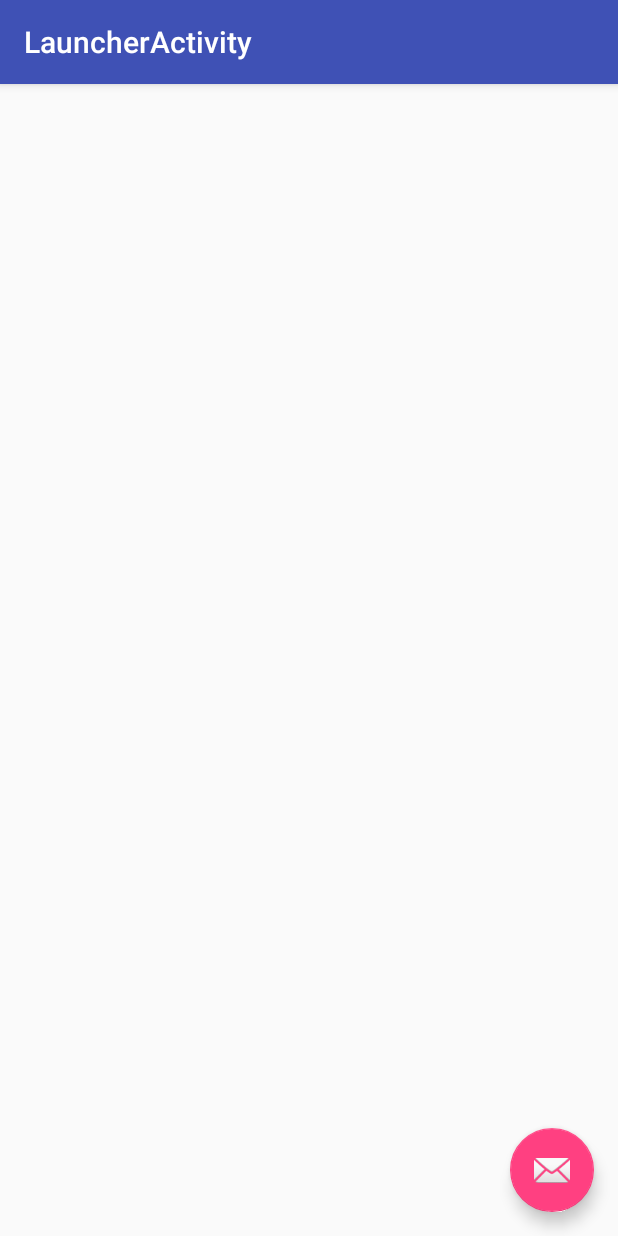
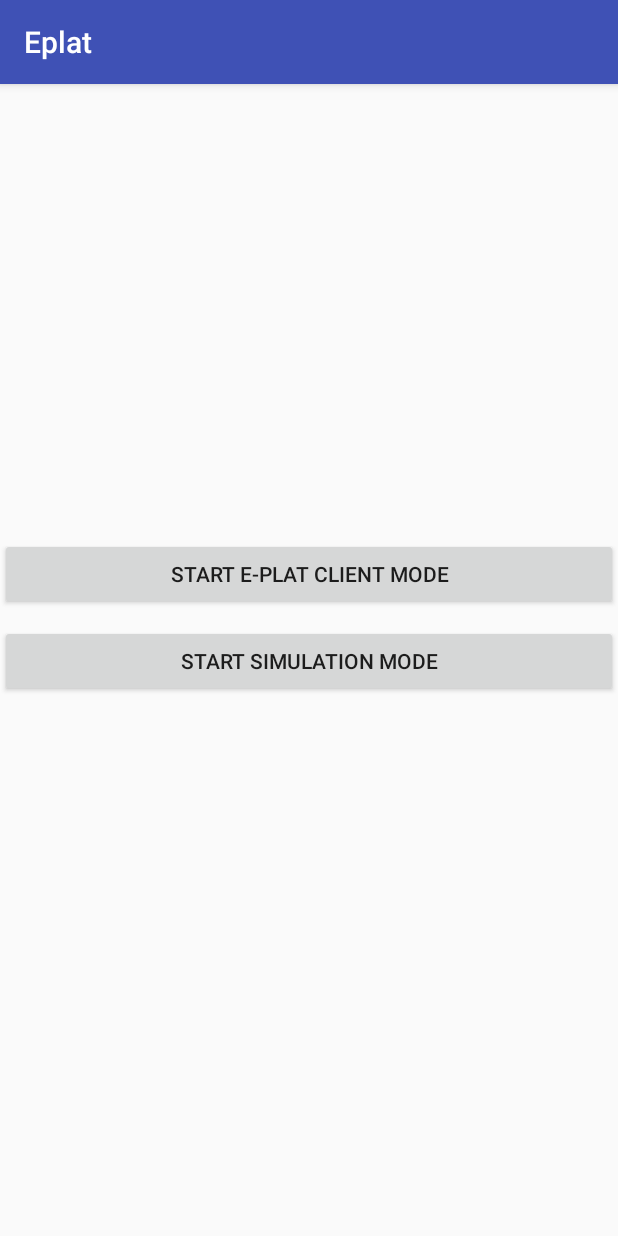
Before and after one commit to gtrdp/eplat2017, an Android app: the screen it shows after launch (LauncherActivity), on a phone screen of 412 x 824 dp. Run offline under Robolectric (Android 15) with nearby library versions, the phone set to English and light mode, and no system bars.

Commit message:
launcher activity and icon

```diff
--- a/Eplat/app/src/main/AndroidManifest.xml
+++ b/Eplat/app/src/main/AndroidManifest.xml
@@ -35,7 +35,7 @@
             android:theme="@style/AppTheme.NoActionBar" />
         <activity
             android:name=".LauncherActivity"
-            android:label="@string/title_activity_launcher"
+            android:label="@string/app_name"
             android:theme="@style/AppTheme.NoActionBar">
             <intent-filter>
                 <action android:name="android.intent.action.MAIN" />
--- a/Eplat/app/src/main/java/ugm/dteti/se/eplat/eplat/LauncherActivity.java
+++ b/Eplat/app/src/main/java/ugm/dteti/se/eplat/eplat/LauncherActivity.java
@@ -1,11 +1,13 @@
 package ugm.dteti.se.eplat.eplat;
 
+import android.content.Intent;
 import android.os.Bundle;
 import android.support.design.widget.FloatingActionButton;
 import android.support.design.widget.Snackbar;
 import android.support.v7.app.AppCompatActivity;
 import android.support.v7.widget.Toolbar;
 import android.view.View;
+import android.widget.Button;
 
 public class LauncherActivity extends AppCompatActivity {
 
@@ -16,14 +18,34 @@ public class LauncherActivity extends AppCompatActivity {
         Toolbar toolbar = (Toolbar) findViewById(R.id.toolbar);
         setSupportActionBar(toolbar);
 
-        FloatingActionButton fab = (FloatingActionButton) findViewById(R.id.fab);
-        fab.setOnClickListener(new View.OnClickListener() {
+        // simulation button
+        Button simulationButton = (Button) findViewById(R.id.btnSimulate);
+        simulationButton.setOnClickListener(new View.OnClickListener() {
             @Override
-            public void onClick(View view) {
-                Snackbar.make(view, "Replace with your own action", Snackbar.LENGTH_LONG)
-                        .setAction("Action", null).show();
+            public void onClick(View v) {
+                Intent i = new Intent(LauncherActivity.this, MainActivity.class);
+                startActivity(i);
             }
         });
+
+        // eplat client button
+        Button clientButton = (Button) findViewById(R.id.btnEplatClient);
+        clientButton.setOnClickListener(new View.OnClickListener() {
+            @Override
+            public void onClick(View v) {
+                Intent i = new Intent(LauncherActivity.this, EPlatClient.class);
+                startActivity(i);
+            }
+        });
+
+//        FloatingActionButton fab = (FloatingActionButton) findViewById(R.id.fab);
+//        fab.setOnClickListener(new View.OnClickListener() {
+//            @Override
+//            public void onClick(View view) {
+//                Snackbar.make(view, "Replace with your own action", Snackbar.LENGTH_LONG)
+//                        .setAction("Action", null).show();
+//            }
+//        });
     }
 
 }
--- a/Eplat/app/src/main/res/layout/activity_launcher.xml
+++ b/Eplat/app/src/main/res/layout/activity_launcher.xml
@@ -20,14 +20,32 @@
 
     </android.support.design.widget.AppBarLayout>
 
-    <include layout="@layout/content_launcher" />
+    <LinearLayout
+        android:layout_width="match_parent"
+        android:layout_height="wrap_content"
+        android:layout_gravity="center"
+        android:orientation="vertical">
 
-    <android.support.design.widget.FloatingActionButton
-        android:id="@+id/fab"
-        android:layout_width="wrap_content"
-        android:layout_height="wrap_content"
-        android:layout_gravity="bottom|end"
-        android:layout_margin="@dimen/fab_margin"
-        app:srcCompat="@android:drawable/ic_dialog_email" />
+        <Button
+            android:id="@+id/btnEplatClient"
+            android:layout_width="match_parent"
+            android:layout_height="wrap_content"
+            android:text="Start E-Plat Client Mode" />
+
+        <Button
+            android:id="@+id/btnSimulate"
+            android:layout_width="match_parent"
+            android:layout_height="wrap_content"
+            android:text="Start Simulation Mode"
+            android:layout_marginTop="10dp"/>
+    </LinearLayout>
+
+    <!--<android.support.design.widget.FloatingActionButton-->
+        <!--android:id="@+id/fab"-->
+        <!--android:layout_width="wrap_content"-->
+        <!--android:layout_height="wrap_content"-->
+        <!--android:layout_gravity="bottom|end"-->
+        <!--android:layout_margin="@dimen/fab_margin"-->
+        <!--app:srcCompat="@android:drawable/ic_dialog_email" />-->
 
 </android.support.design.widget.CoordinatorLayout>
```
Also changed, not shown: Eplat/app/src/main/res/mipmap-hdpi/ic_launcher.png, Eplat/app/src/main/res/mipmap-mdpi/ic_launcher.png, Eplat/app/src/main/res/mipmap-xhdpi/ic_launcher.png, Eplat/app/src/main/res/mipmap-xxhdpi/ic_launcher.png, Eplat/app/src/main/res/mipmap-xxxhdpi/ic_launcher.png, 3 other files.
